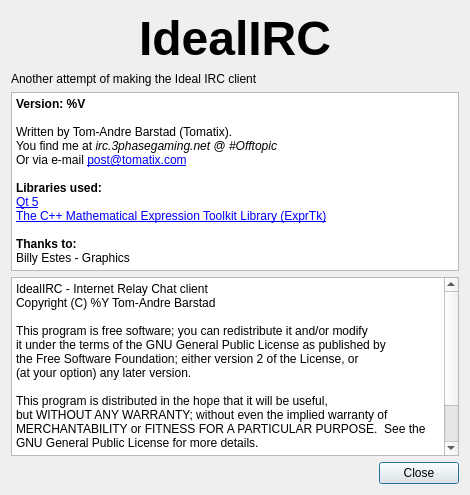
Before: the Qt Designer form iabout.ui in daniel-Jones/IdealIRC, drawn with Qt 5.
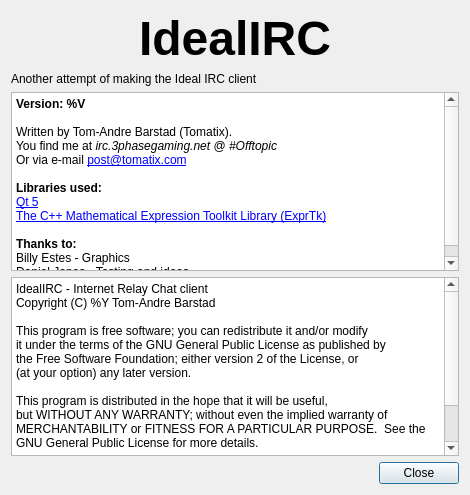
After: the same form once the commit is applied.

```diff
--- a/iabout.ui
+++ b/iabout.ui
@@ -35,7 +35,11 @@
 &lt;p style=&quot; margin-top:0px; margin-bottom:0px; margin-left:0px; margin-right:0px; -qt-block-indent:0; text-indent:0px;&quot;&gt;&lt;a href=&quot;http://www.partow.net/programming/exprtk/index.html&quot;&gt;&lt;span style=&quot; text-decoration: underline; color:#0000ff;&quot;&gt;The C++ Mathematical Expression Toolkit Library (ExprTk)&lt;/span&gt;&lt;/a&gt;&lt;/p&gt;
 &lt;p style=&quot;-qt-paragraph-type:empty; margin-top:0px; margin-bottom:0px; margin-left:0px; margin-right:0px; -qt-block-indent:0; text-indent:0px;&quot;&gt;&lt;br /&gt;&lt;/p&gt;
 &lt;p style=&quot; margin-top:0px; margin-bottom:0px; margin-left:0px; margin-right:0px; -qt-block-indent:0; text-indent:0px;&quot;&gt;&lt;span style=&quot; font-weight:600;&quot;&gt;Thanks to:&lt;/span&gt;&lt;/p&gt;
-&lt;p style=&quot; margin-top:0px; margin-bottom:0px; margin-left:0px; margin-right:0px; -qt-block-indent:0; text-indent:0px;&quot;&gt;Billy Estes - Graphics&lt;/p&gt;&lt;/body&gt;&lt;/html&gt;</string>
+&lt;p style=&quot; margin-top:0px; margin-bottom:0px; margin-left:0px; margin-right:0px; -qt-block-indent:0; text-indent:0px;&quot;&gt;Billy Estes - Graphics&lt;/p&gt;
+&lt;p style=&quot; margin-top:0px; margin-bottom:0px; margin-left:0px; margin-right:0px; -qt-block-indent:0; text-indent:0px;&quot;&gt;Daniel Jones - Testing and ideas&lt;/p&gt;&lt;/body&gt;&lt;/html&gt;</string>
+     </property>
+     <property name="textInteractionFlags">
+      <set>Qt::LinksAccessibleByMouse|Qt::TextSelectableByMouse</set>
      </property>
     </widget>
    </item>
```
